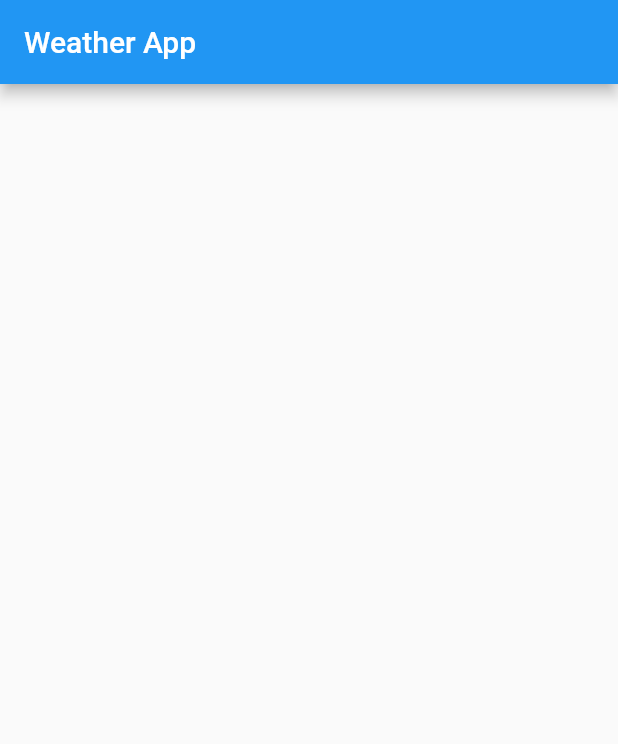
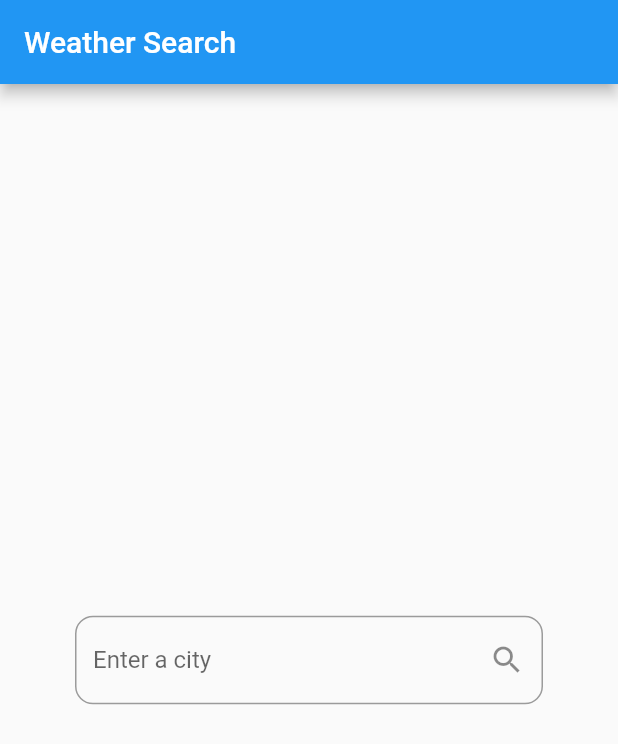
Before and after one commit to Flutter-Streamliner/WeatherSearchApp, a Flutter app: the screen it shows after launch, on a phone screen of 412 x 824 dp. Shown: the top 744 px of the screen. Run offline on Flutter 3.47's test engine with Material 2 defaults, Android fonts, the phone set to English and light mode, and no system bars; our stand-ins replace bloc, equatable, flutter_bloc.

Commit message:
Implemented WeatherSearchPage

```diff
--- /dev/null
+++ b/lib/bloc/weather_event.dart
@@ -0,0 +1,25 @@
+part of 'weather_bloc.dart';
+
+abstract class WeatherEvent extends Equatable {
+  const WeatherEvent();
+}
+
+class GetWeatherEvent extends WeatherEvent {
+  final String cityName;
+
+  const GetWeatherEvent({@required this.cityName});
+
+  @override
+  List<Object> get props => [cityName];
+
+}
+
+class GetDetailedWeatherEvent extends WeatherEvent {
+  final String cityName;
+
+  const GetDetailedWeatherEvent({@required this.cityName});
+
+  @override
+  List<Object> get props => [cityName];
+
+}
--- /dev/null
+++ b/lib/bloc/weather_state.dart
@@ -0,0 +1,37 @@
+part of 'weather_bloc.dart';
+
+abstract class WeatherState extends Equatable {
+  const WeatherState();
+}
+
+class WeatherInitial extends WeatherState {
+  const WeatherInitial();
+
+  @override
+  List<Object> get props => [];
+}
+
+class WeatherLoading extends WeatherState {
+  const WeatherLoading();
+
+  @override
+  List<Object> get props => [];
+}
+
+class WeatherLoaded extends WeatherState {
+  final Weather weather;
+
+  const WeatherLoaded({@required this.weather});
+
+  @override
+  List<Object> get props => [weather];
+}
+
+class WeatherError extends WeatherState {
+  final String message;
+
+  const WeatherError({@required this.message});
+
+  @override
+  List<Object> get props => [message];
+}
--- /dev/null
+++ b/lib/data/model/weather.dart
@@ -0,0 +1,19 @@
+import 'package:equatable/equatable.dart';
+import 'package:flutter/foundation.dart';
+
+class Weather extends Equatable {
+
+  final String cityName;
+  final double temperatureCelsius;
+  final double temperatureFarenheit;
+
+  Weather({
+    @required this.cityName,
+    @required this.temperatureCelsius,
+    this.temperatureFarenheit
+  });
+
+  @override
+  List<Object> get props => [cityName, temperatureCelsius, temperatureFarenheit];
+
+}
--- a/lib/main.dart
+++ b/lib/main.dart
@@ -1,4 +1,8 @@
 import 'package:flutter/material.dart';
+import 'package:flutter_bloc/flutter_bloc.dart';
+import 'package:weather_search_app_bloc/bloc/weather_bloc.dart';
+import 'package:weather_search_app_bloc/data/weather_repository.dart';
+import 'package:weather_search_app_bloc/pages/weather_search_page.dart';
 
 void main() => runApp(MyApp());
 
@@ -6,11 +10,9 @@ class MyApp extends StatelessWidget {
   @override
   Widget build(BuildContext context) {
     return MaterialApp(
-      home: Scaffold(
-        appBar: AppBar(
-          title: Text('Weather App'),
-        ),
-        body: Container(),
+      home: BlocProvider(
+        create: (context) => WeatherBloc(weatherRepository: FakeWeatherRepository()),
+        child: WeatherSearchPage(),
       ),
     );
   }
--- /dev/null
+++ b/lib/pages/weather_search_page.dart
@@ -0,0 +1,100 @@
+import 'package:flutter/material.dart';
+import 'package:flutter_bloc/flutter_bloc.dart';
+import 'package:weather_search_app_bloc/bloc/weather_bloc.dart';
+import 'package:weather_search_app_bloc/data/model/weather.dart';
+import 'package:weather_search_app_bloc/pages/weather_detail_page.dart';
+
+class WeatherSearchPage extends StatelessWidget {
+
+  @override
+  Widget build(BuildContext context) {
+    return Scaffold(
+      appBar: AppBar(
+        title: Text('Weather Search'),
+      ),
+      body: Container(
+        padding: EdgeInsets.symmetric(vertical: 16),
+        alignment: Alignment.center,
+        child: BlocListener<WeatherBloc, WeatherState>(
+          listener: (context, state) {
+            if (state is WeatherError) {
+              Scaffold.of(context).showSnackBar(SnackBar(content: Text(state.message),));
+            }
+          },
+          child: BlocBuilder<WeatherBloc, WeatherState>(
+            builder: (context, state) {
+              print('state $state');
+              if (state is WeatherInitial) return buildInitialInput();
+              else if (state is WeatherLoading) return buildLoading();
+              else if (state is WeatherLoaded) return buildColumnWithData(context, state.weather);
+              else if (state is WeatherError) return buildInitialInput();
+              else return buildInitialInput();
+            },
+          ),
+        ),
+      ),
+    );
+  }
+
+  Widget buildInitialInput() {
+    return Center(
+      child: CityInputField(),
+    );
+  }
+
+  Widget buildLoading() {
+    return Center(
+      child: CircularProgressIndicator(),
+    );
+  }
+
+  Column buildColumnWithData(BuildContext context, Weather weather) {
+    return Column(
+      mainAxisAlignment: MainAxisAlignment.spaceEvenly,
+      children: <Widget>[
+        Text(weather.cityName, style: TextStyle(fontSize: 40, fontWeight: FontWeight.w700)),
+        Text(
+          // Display the temperature with 1 decimal place
+          "${weather.temperatureCelsius.toStringAsFixed(1)} *C",
+          style: TextStyle(fontSize: 80),
+        ),
+        RaisedButton(
+          child: Text('See Details'),
+          color: Colors.lightBlue[100],
+          onPressed: () {
+            Navigator.of(context).push(MaterialPageRoute(builder: (_) => WeatherDetailPage(masterWeather: weather)));
+          },
+        ),
+        CityInputField(),
+      ],
+    );
+  }
+}
+
+class CityInputField extends StatelessWidget {
+
+  @override
+  Widget build(BuildContext context) {
+    return Padding(
+      padding: const EdgeInsets.symmetric(horizontal: 50),
+      child: TextField(
+        onSubmitted: (value) => submitCityName(context, value),
+        textInputAction: TextInputAction.search,
+        decoration: InputDecoration(
+          hintText: "Enter a city",
+          border: OutlineInputBorder(
+            borderRadius: BorderRadius.circular(12),
+          ),
+          suffixIcon: Icon(Icons.search),
+        ),
+      )
+    );
+  }
+
+  void submitCityName(BuildContext context, String cityName) {
+    print('submitCityName $cityName');
+    final weatherBloc = BlocProvider.of<WeatherBloc>(context);
+    weatherBloc.add(GetWeatherEvent(cityName: cityName));
+  }
+
+}
--- a/pubspec.yaml
+++ b/pubspec.yaml
@@ -19,6 +19,8 @@ environment:
 dependencies:
   flutter:
     sdk: flutter
+  equatable: ^1.1.1
+  flutter_bloc: ^3.2.0
 
   # The following adds the Cupertino Icons font to your application.
   # Use with the CupertinoIcons class for iOS style icons.
```
Also changed, not shown: lib/bloc/weather_bloc.dart (added, +41 -0 lines), lib/data/weather_repository.dart (added, +54 -0 lines), lib/pages/weather_detail_page.dart (added, +14 -0 lines), pubspec.lock.
